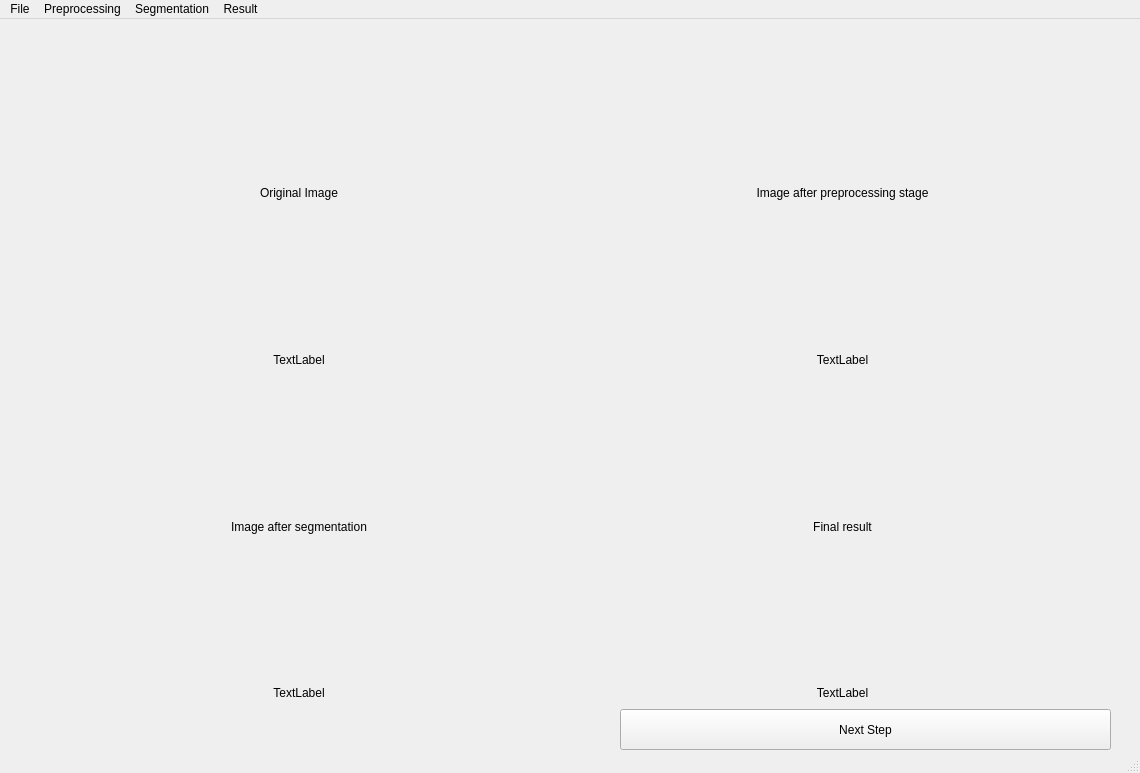
This is Project/BrainTumorSegmentation/src/brainTumor.ui in laurandrei994/ProiectLicenta as Qt 5 draws it before an edit. The edited form follows.
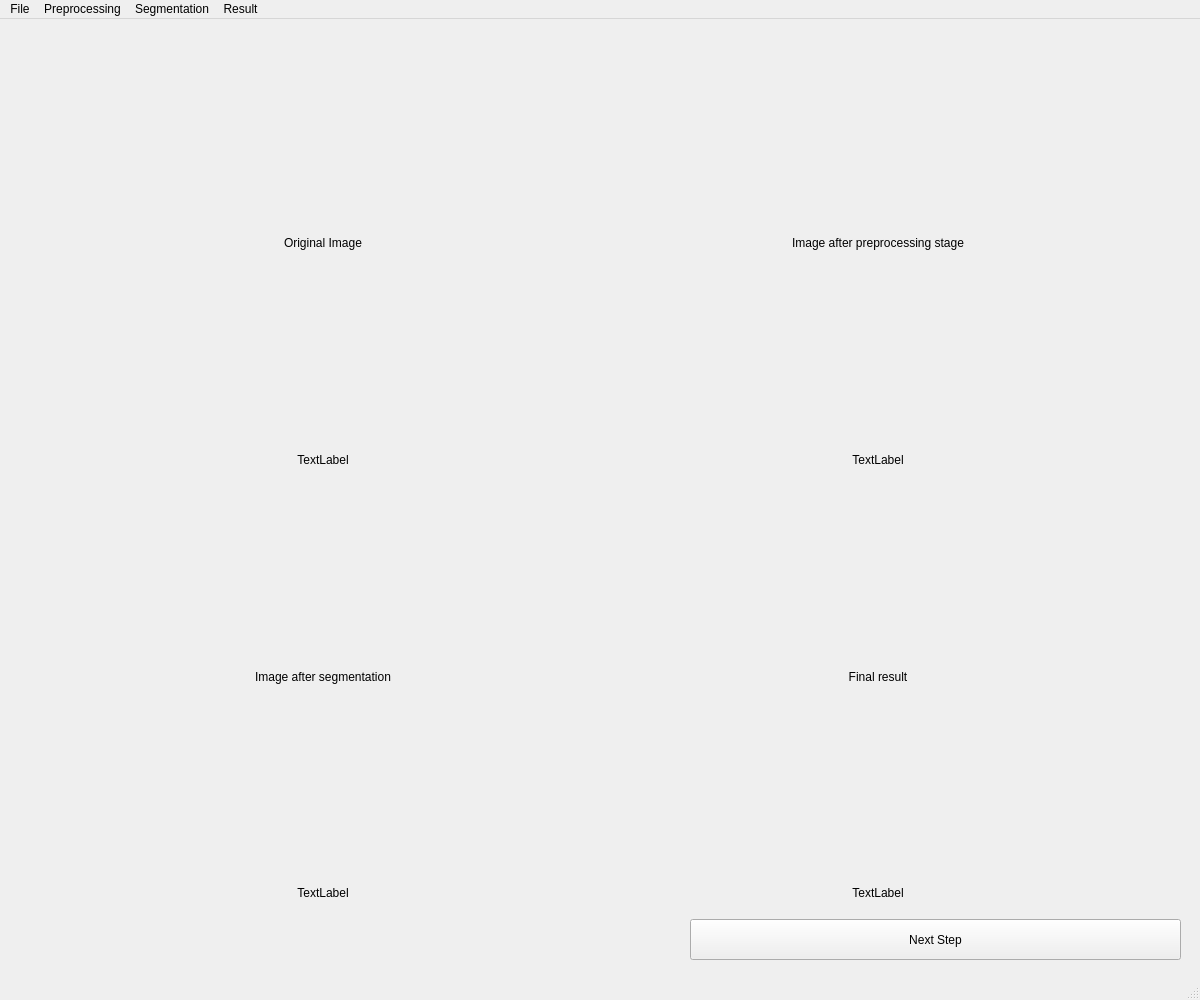
This is the edited form.

```diff
--- a/Project/BrainTumorSegmentation/src/brainTumor.ui
+++ b/Project/BrainTumorSegmentation/src/brainTumor.ui
@@ -6,19 +6,28 @@
    <rect>
     <x>0</x>
     <y>0</y>
-    <width>1140</width>
-    <height>773</height>
+    <width>1200</width>
+    <height>1000</height>
    </rect>
   </property>
+  <property name="sizePolicy">
+   <sizepolicy hsizetype="Preferred" vsizetype="Preferred">
+    <horstretch>0</horstretch>
+    <verstretch>0</verstretch>
+   </sizepolicy>
+  </property>
   <property name="windowTitle">
-   <string>MainWindow</string>
+   <string>Brain Tumor Segmentation</string>
+  </property>
+  <property name="autoFillBackground">
+   <bool>false</bool>
   </property>
   <widget class="QWidget" name="centralwidget">
    <widget class="QPushButton" name="nestStep">
     <property name="geometry">
      <rect>
-      <x>620</x>
-      <y>690</y>
+      <x>690</x>
+      <y>900</y>
       <width>491</width>
       <height>41</height>
      </rect>
@@ -35,8 +44,8 @@
      <rect>
       <x>30</x>
       <y>20</y>
-      <width>1081</width>
-      <height>661</height>
+      <width>1141</width>
+      <height>861</height>
      </rect>
     </property>
     <layout class="QGridLayout" name="gridLayout_10">
@@ -45,6 +54,12 @@
      </property>
      <item row="0" column="1">
       <widget class="QLabel" name="preprocImg">
+       <property name="maximumSize">
+        <size>
+         <width>512</width>
+         <height>512</height>
+        </size>
+       </property>
        <property name="text">
         <string>Image after preprocessing stage</string>
        </property>
@@ -55,6 +70,12 @@
      </item>
      <item row="2" column="0">
       <widget class="QLabel" name="segmImg">
+       <property name="maximumSize">
+        <size>
+         <width>512</width>
+         <height>512</height>
+        </size>
+       </property>
        <property name="text">
         <string>Image after segmentation</string>
        </property>
@@ -125,6 +146,12 @@
          <verstretch>0</verstretch>
         </sizepolicy>
        </property>
+       <property name="maximumSize">
+        <size>
+         <width>512</width>
+         <height>512</height>
+        </size>
+       </property>
        <property name="lineWidth">
         <number>1</number>
        </property>
@@ -154,6 +181,12 @@
      </item>
      <item row="2" column="1">
       <widget class="QLabel" name="resultImg">
+       <property name="maximumSize">
+        <size>
+         <width>512</width>
+         <height>512</height>
+        </size>
+       </property>
        <property name="text">
         <string>Final result</string>
        </property>
@@ -179,7 +212,7 @@
     <rect>
      <x>0</x>
      <y>0</y>
-     <width>1140</width>
+     <width>1200</width>
      <height>21</height>
     </rect>
    </property>
```
